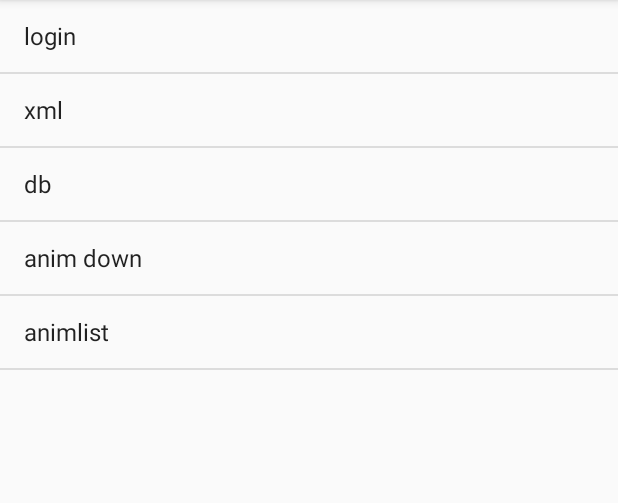
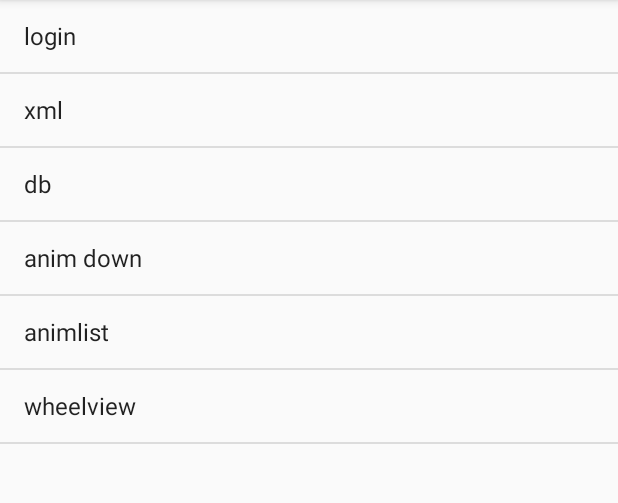
Before and after one commit to huyang2100/BaseSkill_Android, an Android app: the screen it shows after launch (MainActivity), on a phone screen of 412 x 824 dp, the part 84-587 px from its top. Run offline under Robolectric (Android 15) with nearby library versions, the phone set to English and light mode, and no system bars.

Commit message:
Add wheelview

```diff
--- a/app/src/main/java/com/hu/yang/baseskill_android/activity/MainActivity.java
+++ b/app/src/main/java/com/hu/yang/baseskill_android/activity/MainActivity.java
@@ -8,6 +8,7 @@ import com.hu.yang.baseskill_android.fragment.AnimDownFragment;
 import com.hu.yang.baseskill_android.fragment.AnimListFragment;
 import com.hu.yang.baseskill_android.fragment.DBFragment;
 import com.hu.yang.baseskill_android.fragment.LoginFragment;
+import com.hu.yang.baseskill_android.fragment.WheelViewFragment;
 import com.hu.yang.baseskill_android.fragment.XmlFragment;
 import com.hu.yang.baseskill_android.fragment.ItemFragment;
 
@@ -50,6 +51,8 @@ public class MainActivity extends BaseActivity implements ItemFragment.OnItemCli
             replaceFragmentAddToBackStack(new DBFragment());
         }else if ("animlist".equals(item)) {
             replaceFragmentAddToBackStack(new AnimListFragment());
+        }else if ("wheelview".equals(item)) {
+            replaceFragmentAddToBackStack(new WheelViewFragment());
         }
     }
 }
--- a/app/src/main/java/com/hu/yang/baseskill_android/fragment/ItemFragment.java
+++ b/app/src/main/java/com/hu/yang/baseskill_android/fragment/ItemFragment.java
@@ -17,7 +17,7 @@ import com.hu.yang.baseskill_android.R;
 
 public class ItemFragment extends BaseFragment {
 
-    private String[] items = {"login", "xml","db","anim down","animlist"};
+    private String[] items = {"login", "xml","db","anim down","animlist","wheelview"};
     private ListView mListView;
     private OnItemClickListener onItemClickListener;
 
```
